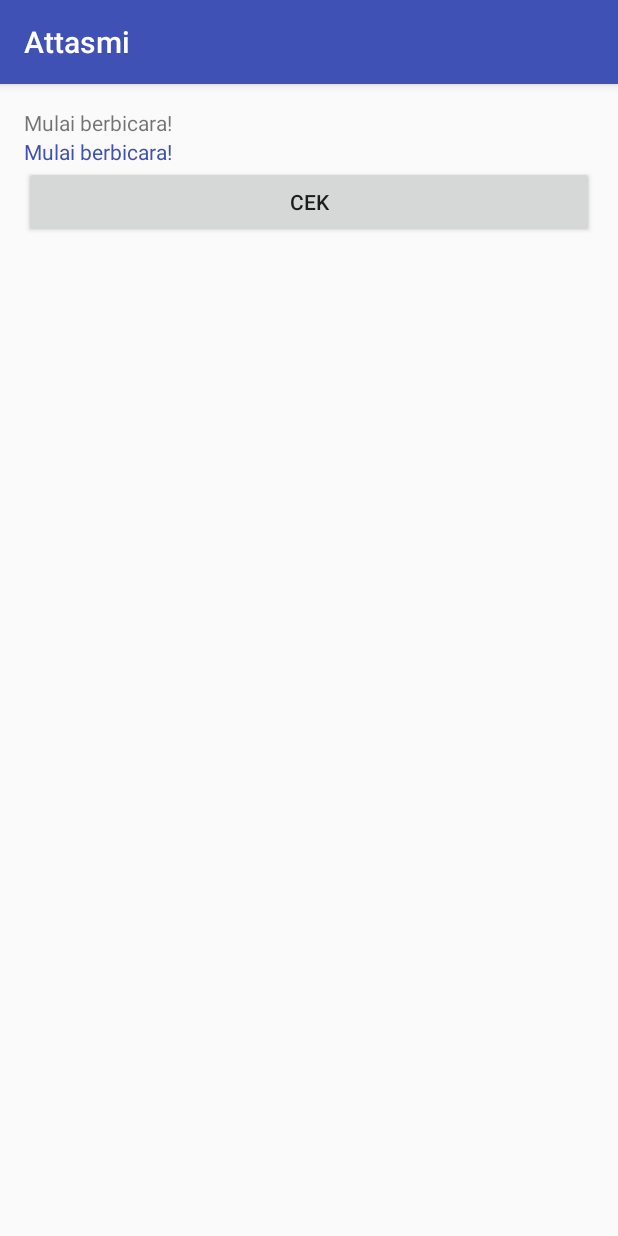
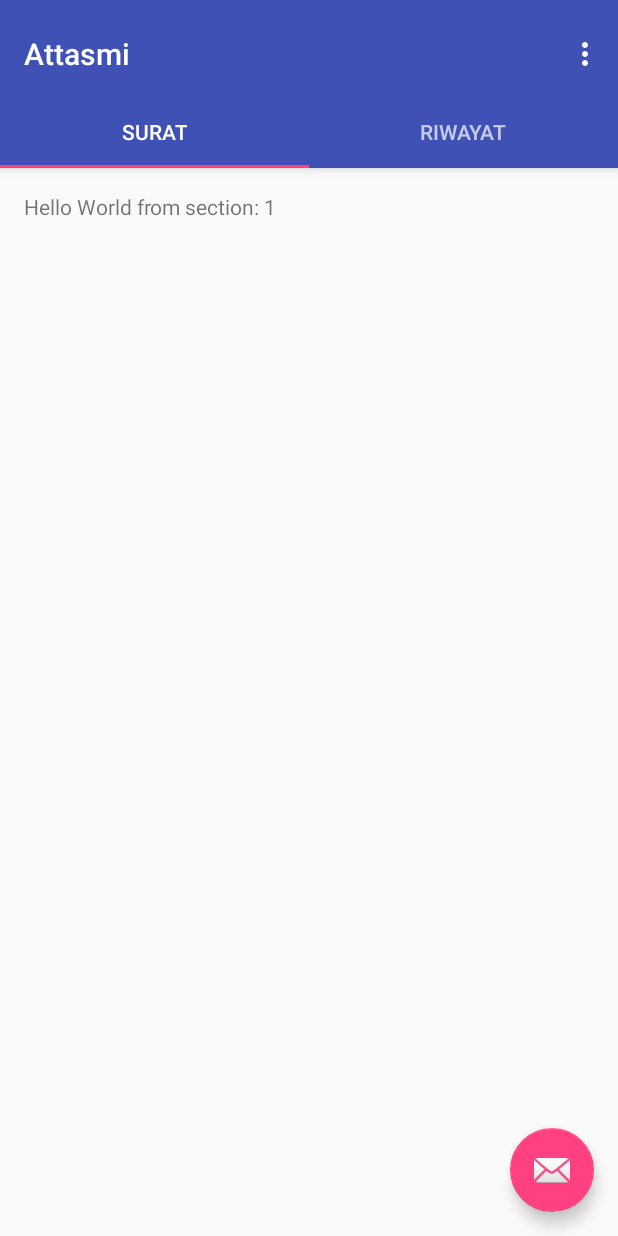
Before and after one commit to faldyif/attasmi, an Android app: the screen it shows after launch (MainActivity before the commit, HomeActivity after it), on a phone screen of 412 x 824 dp. Run offline under Robolectric (Android 15) with nearby library versions, the phone set to English and light mode, and no system bars.

Commit message:
[ADD] Home Screen Layout

```diff
--- a/app/build.gradle
+++ b/app/build.gradle
@@ -25,5 +25,8 @@ dependencies {
         exclude group: 'com.android.support', module: 'support-annotations'
     })
     compile 'com.android.support:appcompat-v7:25.1.0'
+    compile 'com.android.support:design:25.1.0'
+    compile 'com.android.support:support-v4:25.1.0'
+    compile 'com.android.support:recyclerview-v7:25.1.0'
     testCompile 'junit:junit:4.12'
 }
--- /dev/null
+++ b/app/src/main/java/id/preklit/attasmi/HomeActivity.java
@@ -0,0 +1,167 @@
+package id.preklit.attasmi;
+
+import android.content.Intent;
+import android.support.design.widget.TabLayout;
+import android.support.design.widget.FloatingActionButton;
+import android.support.design.widget.Snackbar;
+import android.support.v7.app.AppCompatActivity;
+import android.support.v7.widget.Toolbar;
+
+import android.support.v4.app.Fragment;
+import android.support.v4.app.FragmentManager;
+import android.support.v4.app.FragmentPagerAdapter;
+import android.support.v4.view.ViewPager;
+import android.os.Bundle;
+import android.view.LayoutInflater;
+import android.view.Menu;
+import android.view.MenuItem;
+import android.view.View;
+import android.view.ViewGroup;
+
+import android.widget.TextView;
+
+public class HomeActivity extends AppCompatActivity {
+
+    /**
+     * The {@link android.support.v4.view.PagerAdapter} that will provide
+     * fragments for each of the sections. We use a
+     * {@link FragmentPagerAdapter} derivative, which will keep every
+     * loaded fragment in memory. If this becomes too memory intensive, it
+     * may be best to switch to a
+     * {@link android.support.v4.app.FragmentStatePagerAdapter}.
+     */
+    private SectionsPagerAdapter mSectionsPagerAdapter;
+
+    /**
+     * The {@link ViewPager} that will host the section contents.
+     */
+    private ViewPager mViewPager;
+
+    @Override
+    protected void onCreate(Bundle savedInstanceState) {
+        super.onCreate(savedInstanceState);
+        setContentView(R.layout.activity_home);
+
+        Toolbar toolbar = (Toolbar) findViewById(R.id.toolbar);
+        setSupportActionBar(toolbar);
+        // Create the adapter that will return a fragment for each of the three
+        // primary sections of the activity.
+        mSectionsPagerAdapter = new SectionsPagerAdapter(getSupportFragmentManager());
+
+        // Set up the ViewPager with the sections adapter.
+        mViewPager = (ViewPager) findViewById(R.id.container);
+        mViewPager.setAdapter(mSectionsPagerAdapter);
+
+        TabLayout tabLayout = (TabLayout) findViewById(R.id.tabs);
+        tabLayout.setupWithViewPager(mViewPager);
+
+        FloatingActionButton fab = (FloatingActionButton) findViewById(R.id.fab);
+        fab.setOnClickListener(new View.OnClickListener() {
+            @Override
+            public void onClick(View view) {
+//                Snackbar.make(view, "Replace with your own action", Snackbar.LENGTH_LONG)
+//                        .setAction("Action", null).show();
+                Intent intent = new Intent(HomeActivity.this, MainActivity.class);
+                startActivity(intent);
+            }
+        });
+
+    }
+
+
+    @Override
+    public boolean onCreateOptionsMenu(Menu menu) {
+        // Inflate the menu; this adds items to the action bar if it is present.
+        getMenuInflater().inflate(R.menu.menu_home, menu);
+        return true;
+    }
+
+    @Override
+    public boolean onOptionsItemSelected(MenuItem item) {
+        // Handle action bar item clicks here. The action bar will
+        // automatically handle clicks on the Home/Up button, so long
+        // as you specify a parent activity in AndroidManifest.xml.
+        int id = item.getItemId();
+
+        //noinspection SimplifiableIfStatement
+        if (id == R.id.action_settings) {
+            return true;
+        } else if(id == R.id.notification_settings) {
+            return true;
+        } else if(id == R.id.about) {
+            return true;
+        }
+
+        return super.onOptionsItemSelected(item);
+    }
+
+    /**
+     * A placeholder fragment containing a simple view.
+     */
+    public static class PlaceholderFragment extends Fragment {
+        /**
+         * The fragment argument representing the section number for this
+         * fragment.
+         */
+        private static final String ARG_SECTION_NUMBER = "section_number";
+
+        public PlaceholderFragment() {
+        }
+
+        /**
+         * Returns a new instance of this fragment for the given section
+         * number.
+         */
+        public static PlaceholderFragment newInstance(int sectionNumber) {
+            PlaceholderFragment fragment = new PlaceholderFragment();
+            Bundle args = new Bundle();
+            args.putInt(ARG_SECTION_NUMBER, sectionNumber);
+            fragment.setArguments(args);
+            return fragment;
+        }
+
+        @Override
+        public View onCreateView(LayoutInflater inflater, ViewGroup container,
+                                 Bundle savedInstanceState) {
+            View rootView = inflater.inflate(R.layout.fragment_home, container, false);
+            TextView textView = (TextView) rootView.findViewById(R.id.section_label);
+            textView.setText(getString(R.string.section_format, getArguments().getInt(ARG_SECTION_NUMBER)));
+            return rootView;
+        }
+    }
+
+    /**
+     * A {@link FragmentPagerAdapter} that returns a fragment corresponding to
+     * one of the sections/tabs/pages.
+     */
+    public class SectionsPagerAdapter extends FragmentPagerAdapter {
+
+        public SectionsPagerAdapter(FragmentManager fm) {
+            super(fm);
+        }
+
+        @Override
+        public Fragment getItem(int position) {
+            // getItem is called to instantiate the fragment for the given page.
+            // Return a PlaceholderFragment (defined as a static inner class below).
+            return PlaceholderFragment.newInstance(position + 1);
+        }
+
+        @Override
+        public int getCount() {
+            // Show 3 total pages.
+            return 2;
+        }
+
+        @Override
+        public CharSequence getPageTitle(int position) {
+            switch (position) {
+                case 0:
+                    return "SURAT";
+                case 1:
+                    return "RIWAYAT";
+            }
+            return null;
+        }
+    }
+}
--- /dev/null
+++ b/app/src/main/res/layout/activity_home.xml
@@ -0,0 +1,49 @@
+<?xml version="1.0" encoding="utf-8"?>
+<android.support.design.widget.CoordinatorLayout xmlns:android="http://schemas.android.com/apk/res/android"
+    xmlns:app="http://schemas.android.com/apk/res-auto"
+    xmlns:tools="http://schemas.android.com/tools"
+    android:id="@+id/main_content"
+    android:layout_width="match_parent"
+    android:layout_height="match_parent"
+    android:fitsSystemWindows="true"
+    tools:context="id.preklit.attasmi.HomeActivity">
+
+    <android.support.design.widget.AppBarLayout
+        android:id="@+id/appbar"
+        android:layout_width="match_parent"
+        android:layout_height="wrap_content"
+        android:paddingTop="@dimen/appbar_padding_top"
+        android:theme="@style/AppTheme.AppBarOverlay">
+
+        <android.support.v7.widget.Toolbar
+            android:id="@+id/toolbar"
+            android:layout_width="match_parent"
+            android:layout_height="?attr/actionBarSize"
+            android:background="?attr/colorPrimary"
+            app:layout_scrollFlags="scroll|enterAlways"
+            app:popupTheme="@style/AppTheme.PopupOverlay">
+
+        </android.support.v7.widget.Toolbar>
+
+        <android.support.design.widget.TabLayout
+            android:id="@+id/tabs"
+            android:layout_width="match_parent"
+            android:layout_height="wrap_content" />
+
+    </android.support.design.widget.AppBarLayout>
+
+    <android.support.v4.view.ViewPager
+        android:id="@+id/container"
+        android:layout_width="match_parent"
+        android:layout_height="match_parent"
+        app:layout_behavior="@string/appbar_scrolling_view_behavior" />
+
+    <android.support.design.widget.FloatingActionButton
+        android:id="@+id/fab"
+        android:layout_width="wrap_content"
+        android:layout_height="wrap_content"
+        android:layout_gravity="end|bottom"
+        android:layout_margin="@dimen/fab_margin"
+        app:srcCompat="@android:drawable/ic_dialog_email" />
+
+</android.support.design.widget.CoordinatorLayout>
--- /dev/null
+++ b/app/src/main/res/layout/fragment_home.xml
@@ -0,0 +1,16 @@
+<RelativeLayout xmlns:android="http://schemas.android.com/apk/res/android"
+    xmlns:tools="http://schemas.android.com/tools"
+    android:layout_width="match_parent"
+    android:layout_height="match_parent"
+    android:paddingBottom="@dimen/activity_vertical_margin"
+    android:paddingLeft="@dimen/activity_horizontal_margin"
+    android:paddingRight="@dimen/activity_horizontal_margin"
+    android:paddingTop="@dimen/activity_vertical_margin"
+    tools:context="id.preklit.attasmi.HomeActivity$PlaceholderFragment">
+
+    <TextView
+        android:id="@+id/section_label"
+        android:layout_width="wrap_content"
+        android:layout_height="wrap_content" />
+
+</RelativeLayout>
--- /dev/null
+++ b/app/src/main/res/menu/menu_home.xml
@@ -0,0 +1,20 @@
+<menu xmlns:android="http://schemas.android.com/apk/res/android"
+    xmlns:app="http://schemas.android.com/apk/res-auto"
+    xmlns:tools="http://schemas.android.com/tools"
+    tools:context="id.preklit.attasmi.HomeActivity">
+    <item
+        android:id="@+id/notification_settings"
+        android:orderInCategory="100"
+        android:title="@string/action_notification"
+        app:showAsAction="never" />
+    <item
+        android:id="@+id/action_settings"
+        android:orderInCategory="100"
+        android:title="@string/action_settings"
+        app:showAsAction="never" />
+    <item
+        android:id="@+id/about"
+        android:orderInCategory="100"
+        android:title="@string/about_action"
+        app:showAsAction="never" />
+</menu>
--- /dev/null
+++ b/app/src/main/res/values-v21/styles.xml
@@ -0,0 +1,9 @@
+<resources>
+
+    <style name="AppTheme.NoActionBar">
+        <item name="windowActionBar">false</item>
+        <item name="windowNoTitle">true</item>
+        <item name="android:windowDrawsSystemBarBackgrounds">true</item>
+        <item name="android:statusBarColor">@android:color/transparent</item>
+    </style>
+</resources>
--- a/app/src/main/res/values/dimens.xml
+++ b/app/src/main/res/values/dimens.xml
@@ -2,4 +2,7 @@
     <!-- Default screen margins, per the Android Design guidelines. -->
     <dimen name="activity_horizontal_margin">16dp</dimen>
     <dimen name="activity_vertical_margin">16dp</dimen>
+    <dimen name="fab_margin">16dp</dimen>
+    <dimen name="appbar_padding_top">8dp</dimen>
+    <dimen name="text_margin">16dp</dimen>
 </resources>
--- a/app/src/main/res/values/strings.xml
+++ b/app/src/main/res/values/strings.xml
@@ -1,3 +1,8 @@
 <resources>
     <string name="app_name">Attasmi</string>
+    <string name="title_activity_home">Attasmi</string>
+    <string name="action_settings">Settings</string>
+    <string name="section_format">Hello World from section: %1$d</string>
+    <string name="action_notification">Notification</string>
+    <string name="about_action">About</string>
 </resources>
--- a/app/src/main/res/values/styles.xml
+++ b/app/src/main/res/values/styles.xml
@@ -8,4 +8,13 @@
         <item name="colorAccent">@color/colorAccent</item>
     </style>
 
+    <style name="AppTheme.NoActionBar">
+        <item name="windowActionBar">false</item>
+        <item name="windowNoTitle">true</item>
+    </style>
+
+    <style name="AppTheme.AppBarOverlay" parent="ThemeOverlay.AppCompat.Dark.ActionBar" />
+
+    <style name="AppTheme.PopupOverlay" parent="ThemeOverlay.AppCompat.Light" />
+
 </resources>
```
Also changed, not shown: app/src/main/AndroidManifest.xml (+8 -2 lines), app/src/main/java/id/preklit/attasmi/ArabicDiacritics.java (added, +49 -0 lines), app/src/main/java/id/preklit/attasmi/MainActivity.java (+42 -22 lines), app/src/main/java/id/preklit/attasmi/Surah.java (added, +9 -0 lines), app/src/main/java/id/preklit/attasmi/dummy/DummyContent.java (added, +72 -0 lines), app/src/main/ic_launcher-web.png (added), app/src/main/res/mipmap-hdpi/ic_launcher.png, app/src/main/res/mipmap-mdpi/ic_launcher.png, app/src/main/res/mipmap-xhdpi/ic_launcher.png, app/src/main/res/mipmap-xxhdpi/ic_launcher.png, app/src/main/res/mipmap-xxxhdpi/ic_launcher.png.
